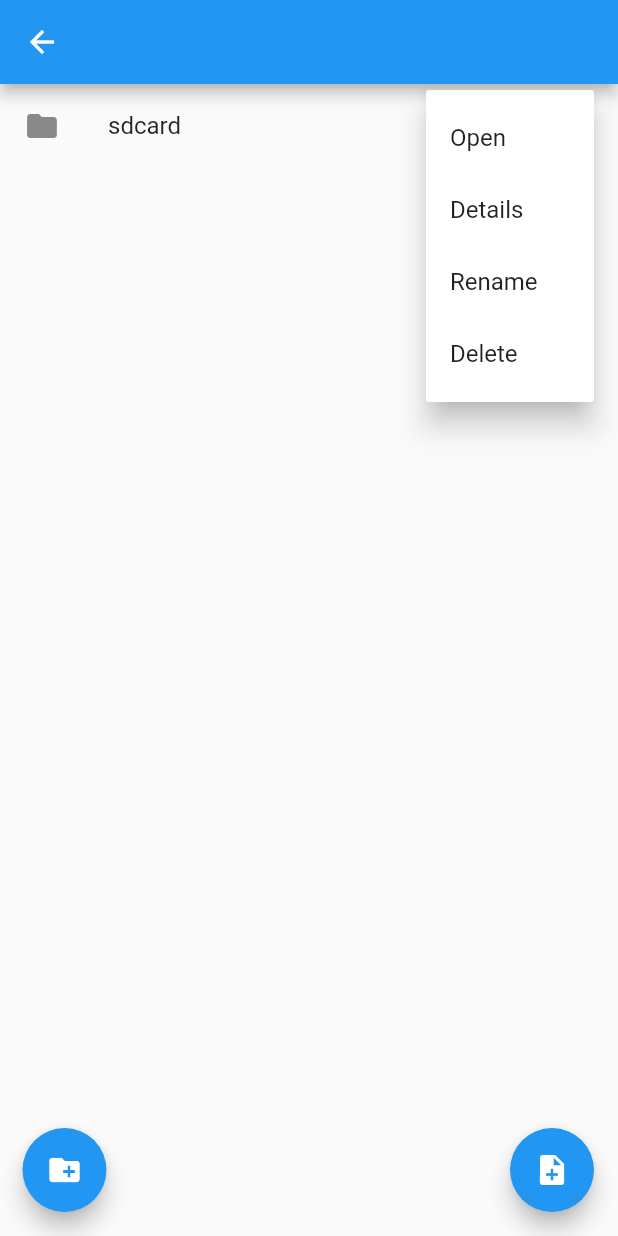
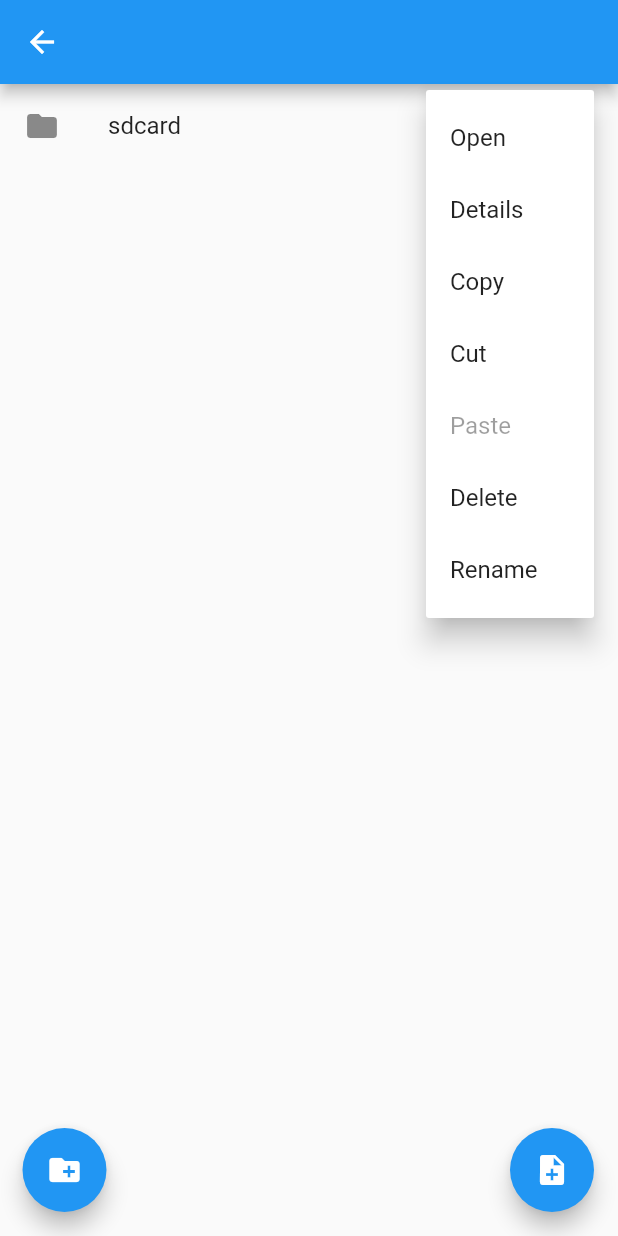
Before and after one commit to iulianPeiu6/FileManager, a Flutter app: the FileExplorer screen opened directly with empty values, after a tap on the "more vert" icon, on a phone screen of 412 x 824 dp. Run offline on Flutter 3.47's test engine with Material 2 defaults, Android fonts, the phone set to English and light mode, and no system bars.

Commit message:
Add support for copy/cut/paste files

```diff
--- a/lib/widgets/shared/create_file.dart
+++ b/lib/widgets/shared/create_file.dart
@@ -52,7 +52,6 @@ class _CreateFileState extends State<CreateFile> {
               ),
             ),
             TextFormField(
-              //textAlign: TextAlign.center,
               maxLines: 10,
               decoration: const InputDecoration(
                 hintText: "Add here the file content ...",
--- a/lib/widgets/shared/file_item.dart
+++ b/lib/widgets/shared/file_item.dart
@@ -1,4 +1,5 @@
 import 'dart:io';
+import 'package:filemanager/widgets/file_explorer.dart';
 import 'package:path/path.dart';
 import 'package:flutter/material.dart';
 
@@ -8,6 +9,8 @@ class FileItem extends StatefulWidget {
   final void Function() onDeleteFile;
   final void Function() onDetailsFile;
   final void Function() onRenameFile;
+  final void Function(bool cutFile) onCopyFile;
+  final void Function() onPasteFile;
 
   const FileItem({
     Key? key,
@@ -15,7 +18,9 @@ class FileItem extends StatefulWidget {
     required this.file,
     required this.onDeleteFile,
     required this.onDetailsFile,
-    required this.onRenameFile
+    required this.onRenameFile,
+    required this.onCopyFile,
+    required this.onPasteFile,
   }) : super(key: key);
 
   @override
@@ -23,8 +28,6 @@ class FileItem extends StatefulWidget {
 }
 
 class _FileItemState extends State<FileItem> {
-  var fileOptions = [ _FileOption.open, _FileOption.details, _FileOption.rename, _FileOption.delete ];
-
   @override
   Widget build(BuildContext context) {
     return ListTile(
@@ -45,12 +48,25 @@ class _FileItemState extends State<FileItem> {
               child: Text("Details")
             ),
             const PopupMenuItem(
-              value: "Rename",
-              child: Text("Rename")
+              value: "Copy",
+              child: Text("Copy")
+            ),
+            const PopupMenuItem(
+              value: "Cut",
+              child: Text("Cut")
+            ),
+            PopupMenuItem(
+              value: "Paste",
+              child: const Text("Paste"),
+              enabled: FileExplorer.copiedFile == null || widget.file is File ? false : true,
             ),
             const PopupMenuItem(
               value: "Delete",
               child: Text("Delete")
+            ),
+            const PopupMenuItem(
+              value: "Rename",
+              child: Text("Rename")
             ),
           ];
         },
@@ -62,6 +78,18 @@ class _FileItemState extends State<FileItem> {
             break;
             case "Details": {
               widget.onDetailsFile();
+            }
+            break;
+            case "Copy": {
+              widget.onCopyFile(false);
+            }
+            break;
+            case "Cut": {
+              widget.onCopyFile(true);
+            }
+            break;
+            case "Paste": {
+              widget.onPasteFile();
             }
             break;
             case "Rename": {
```
Also changed, not shown: lib/widgets/file_explorer.dart (+56 -0 lines).
